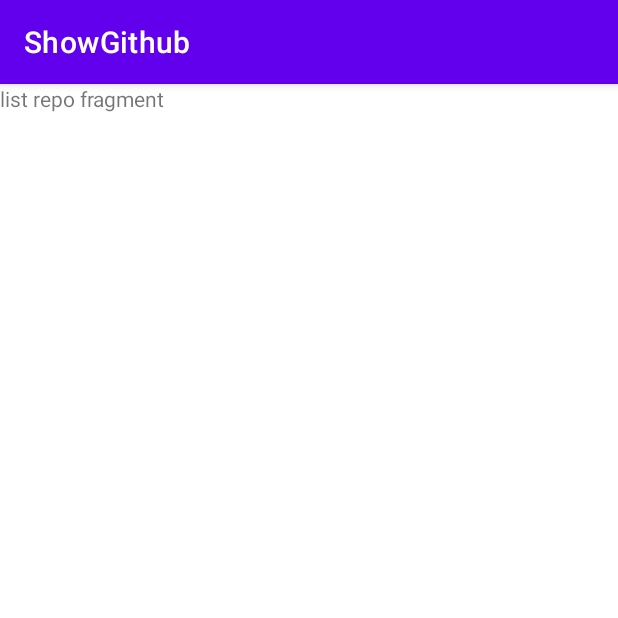
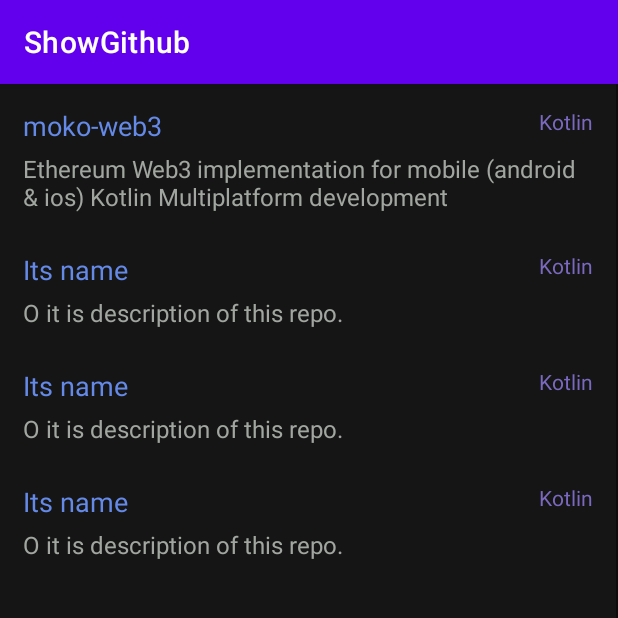
Before and after one commit to pavelfire/ShowGithub, an Android app: the screen it shows after launch (MainActivity), after a tap on "SIGN IN", on a phone screen of 412 x 824 dp, the top half of it. Run offline under Robolectric (Android 15) with nearby library versions, the phone set to English and light mode, and no system bars.

Commit message:
recycler work

```diff
--- a/app/src/main/AndroidManifest.xml
+++ b/app/src/main/AndroidManifest.xml
@@ -1,6 +1,8 @@
 <?xml version="1.0" encoding="utf-8"?>
 <manifest xmlns:android="http://schemas.android.com/apk/res/android"
     package="com.vk.directop.showgithub">
+
+    <uses-permission android:name="android.permission.INTERNET"/>
 
     <application
         android:allowBackup="true"
--- /dev/null
+++ b/app/src/main/java/com/vk/directop/showgithub/domain/model/RepoDomain.kt
@@ -0,0 +1,9 @@
+package com.vk.directop.showgithub.domain.model
+
+data class RepoDomain(
+    val name: String,
+    val language: String,
+    val description: String
+
+) {
+}
--- a/app/src/main/java/com/vk/directop/showgithub/presentation/ListRepoFragment.kt
+++ /dev/null
@@ -1,29 +0,0 @@
-package com.vk.directop.showgithub.presentation
-
-import android.os.Bundle
-import androidx.fragment.app.Fragment
-import android.view.LayoutInflater
-import android.view.View
-import android.view.ViewGroup
-import com.vk.directop.showgithub.R
-
-
-class ListRepoFragment : Fragment() {
-
-    override fun onCreate(savedInstanceState: Bundle?) {
-        super.onCreate(savedInstanceState)
-
-    }
-
-    override fun onCreateView(
-        inflater: LayoutInflater, container: ViewGroup?,
-        savedInstanceState: Bundle?
-    ): View? {
-        // Inflate the layout for this fragment
-        return inflater.inflate(R.layout.fragment_list_repo, container, false)
-    }
-
-    companion object {
-
-    }
-}
--- a/app/src/main/java/com/vk/directop/showgithub/presentation/DetailFragment.kt
+++ b/app/src/main/java/com/vk/directop/showgithub/presentation/detail/DetailFragment.kt
@@ -1,4 +1,4 @@
-package com.vk.directop.showgithub.presentation
+package com.vk.directop.showgithub.presentation.detail
 
 import android.os.Bundle
 import androidx.fragment.app.Fragment
--- /dev/null
+++ b/app/src/main/java/com/vk/directop/showgithub/presentation/list_repo/ListRepoAdapter.kt
@@ -0,0 +1,41 @@
+package com.vk.directop.showgithub.presentation.list_repo
+
+import android.view.LayoutInflater
+import android.view.View
+import android.view.ViewGroup
+import android.widget.TextView
+import androidx.recyclerview.widget.RecyclerView
+import com.vk.directop.showgithub.R
+import com.vk.directop.showgithub.domain.model.RepoDomain
+
+class ListRepoAdapter (private val repoList: List<RepoDomain>) : RecyclerView.Adapter<RepoViewHolder>() {
+    override fun onCreateViewHolder(parent: ViewGroup, viewType: Int): RepoViewHolder {
+        val repoListItemView =
+            LayoutInflater.from(parent.context)
+                .inflate(R.layout.list_item, parent, false)
+
+        return RepoViewHolder(repoListItemView)
+    }
+
+    override fun onBindViewHolder(holder: RepoViewHolder, position: Int) {
+        val repo = repoList[position]
+        holder.bind(repo)
+    }
+
+    override fun getItemCount(): Int {
+        return repoList.size
+    }
+}
+
+class RepoViewHolder(itemView: View) : RecyclerView.ViewHolder(itemView) {
+
+    fun bind(repo: RepoDomain){
+        val tvName: TextView = itemView.findViewById(R.id.tv_name)
+        val tvLanguage: TextView = itemView.findViewById(R.id.tv_language)
+        val tvDescription: TextView = itemView.findViewById(R.id.tv_description)
+
+        tvName.text = repo.name
+        tvLanguage.text = repo.language
+        tvDescription.text = repo.description
+    }
+}
--- /dev/null
+++ b/app/src/main/java/com/vk/directop/showgithub/presentation/list_repo/ListRepoFragment.kt
@@ -0,0 +1,52 @@
+package com.vk.directop.showgithub.presentation.list_repo
+
+import android.os.Bundle
+import androidx.fragment.app.Fragment
+import android.view.LayoutInflater
+import android.view.View
+import android.view.ViewGroup
+import androidx.recyclerview.widget.DividerItemDecoration
+import androidx.recyclerview.widget.LinearLayoutManager
+import androidx.recyclerview.widget.RecyclerView
+import com.vk.directop.showgithub.R
+import com.vk.directop.showgithub.data.network.RepoDTO
+import com.vk.directop.showgithub.domain.model.RepoDomain
+
+
+class ListRepoFragment : Fragment() {
+
+    override fun onCreate(savedInstanceState: Bundle?) {
+        super.onCreate(savedInstanceState)
+
+    }
+
+    override fun onCreateView(
+        inflater: LayoutInflater, container: ViewGroup?,
+        savedInstanceState: Bundle?
+    ): View? {
+        val view = inflater.inflate(R.layout.fragment_list_repo, container, false)
+
+        val reposRecyclerView: RecyclerView = view.findViewById(R.id.repos_recycler_view)
+        reposRecyclerView.layoutManager =
+            LinearLayoutManager(context, LinearLayoutManager.VERTICAL, false)
+        reposRecyclerView.addItemDecoration(
+            DividerItemDecoration(
+                context,
+                DividerItemDecoration.HORIZONTAL
+            )
+        )
+        reposRecyclerView.adapter = ListRepoAdapter(repoList)
+
+        return view
+    }
+
+    companion object {
+        val repoList = listOf(
+            RepoDomain(name = "moko-web3", language = "Kotlin", description = "Ethereum Web3 implementation for mobile (android & ios) Kotlin Multiplatform development"),
+            RepoDomain(name = "Its name", language = "Kotlin", description = "O it is description of this repo."),
+            RepoDomain(name = "Its name", language = "Kotlin", description = "O it is description of this repo."),
+            RepoDomain(name = "Its name", language = "Kotlin", description = "O it is description of this repo."),
+        )
+
+    }
+}
--- a/app/src/main/java/com/vk/directop/showgithub/presentation/ListRepoViewModel.kt
+++ b/app/src/main/java/com/vk/directop/showgithub/presentation/list_repo/ListRepoViewModel.kt
@@ -1,4 +1,4 @@
-package com.vk.directop.showgithub.presentation
+package com.vk.directop.showgithub.presentation.list_repo
 
 import androidx.lifecycle.ViewModel
 
--- a/app/src/main/java/com/vk/directop/showgithub/presentation/LoginFragment.kt
+++ b/app/src/main/java/com/vk/directop/showgithub/presentation/login/LoginFragment.kt
@@ -1,4 +1,4 @@
-package com.vk.directop.showgithub.presentation
+package com.vk.directop.showgithub.presentation.login
 
 import android.os.Bundle
 import androidx.fragment.app.Fragment
--- a/app/src/main/java/com/vk/directop/showgithub/presentation/LoginViewModel.kt
+++ b/app/src/main/java/com/vk/directop/showgithub/presentation/login/LoginViewModel.kt
@@ -1,4 +1,4 @@
-package com.vk.directop.showgithub.presentation
+package com.vk.directop.showgithub.presentation.login
 
 import android.util.Log
 import androidx.lifecycle.LiveData
--- a/app/src/main/res/layout/fragment_detail.xml
+++ b/app/src/main/res/layout/fragment_detail.xml
@@ -3,7 +3,7 @@
     xmlns:tools="http://schemas.android.com/tools"
     android:layout_width="match_parent"
     android:layout_height="match_parent"
-    tools:context=".presentation.DetailFragment">
+    tools:context=".presentation.detail.DetailFragment">
 
     <!-- TODO: Update blank fragment layout -->
     <TextView
--- a/app/src/main/res/layout/fragment_list_repo.xml
+++ b/app/src/main/res/layout/fragment_list_repo.xml
@@ -3,12 +3,20 @@
     xmlns:tools="http://schemas.android.com/tools"
     android:layout_width="match_parent"
     android:layout_height="match_parent"
-    tools:context=".presentation.ListRepoFragment">
+    android:background="@color/background"
+    tools:context=".presentation.list_repo.ListRepoFragment">
 
-    <!-- TODO: Update blank fragment layout -->
-    <TextView
+
+    <!--TextView
         android:layout_width="match_parent"
         android:layout_height="match_parent"
-        android:text="list repo fragment" />
+        android:textColor="@color/description_color"
+        android:text="list repo fragment" /-->
+    <androidx.recyclerview.widget.RecyclerView
+        android:id="@+id/repos_recycler_view"
+        android:layout_width="match_parent"
+        android:layout_height="match_parent">
+
+    </androidx.recyclerview.widget.RecyclerView>
 
 </FrameLayout>
--- /dev/null
+++ b/app/src/main/res/layout/list_item.xml
@@ -0,0 +1,42 @@
+<?xml version="1.0" encoding="utf-8"?>
+<androidx.constraintlayout.widget.ConstraintLayout xmlns:android="http://schemas.android.com/apk/res/android"
+    xmlns:app="http://schemas.android.com/apk/res-auto"
+    xmlns:tools="http://schemas.android.com/tools"
+    android:layout_width="match_parent"
+    android:layout_height="wrap_content"
+    android:layout_margin="10dp">
+
+    <TextView
+        android:id="@+id/tv_name"
+        android:layout_width="wrap_content"
+        android:layout_height="wrap_content"
+        android:layout_margin="5dp"
+        android:layout_marginStart="5dp"
+        android:text="name of project"
+        android:textColor="@color/name_color"
+        android:textSize="18sp"
+        app:layout_constraintStart_toStartOf="parent"
+        app:layout_constraintTop_toTopOf="parent" />
+
+    <TextView
+        android:id="@+id/tv_language"
+        android:layout_width="wrap_content"
+        android:layout_height="wrap_content"
+        android:layout_margin="5dp"
+        android:text="Kotlin"
+        android:textColor="@color/language_color"
+        android:textSize="14sp"
+        app:layout_constraintEnd_toEndOf="parent"
+        app:layout_constraintTop_toTopOf="parent" />
+
+    <TextView
+        android:id="@+id/tv_description"
+        android:layout_width="match_parent"
+        android:layout_height="wrap_content"
+        android:layout_margin="5dp"
+        android:text="Here is the description of the project"
+        android:textColor="@color/description_color"
+        android:textSize="16sp"
+        app:layout_constraintTop_toBottomOf="@+id/tv_name"
+        tools:layout_editor_absoluteX="5dp" />
+</androidx.constraintlayout.widget.ConstraintLayout>
--- a/app/src/main/res/navigation/nav_graph.xml
+++ b/app/src/main/res/navigation/nav_graph.xml
@@ -7,7 +7,7 @@
 
     <fragment
         android:id="@+id/loginFragment"
-        android:name="com.vk.directop.showgithub.presentation.LoginFragment"
+        android:name="com.vk.directop.showgithub.presentation.login.LoginFragment"
         android:label="fragment_login"
         tools:layout="@layout/fragment_login" >
         <action
@@ -16,7 +16,7 @@
     </fragment>
     <fragment
         android:id="@+id/listRepoFragment"
-        android:name="com.vk.directop.showgithub.presentation.ListRepoFragment"
+        android:name="com.vk.directop.showgithub.presentation.list_repo.ListRepoFragment"
         android:label="fragment_list_repo"
         tools:layout="@layout/fragment_list_repo" >
         <action
@@ -25,7 +25,7 @@
     </fragment>
     <fragment
         android:id="@+id/detailFragment"
-        android:name="com.vk.directop.showgithub.presentation.DetailFragment"
+        android:name="com.vk.directop.showgithub.presentation.detail.DetailFragment"
         android:label="fragment_detail"
         tools:layout="@layout/fragment_detail" />
 </navigation>
--- a/app/src/main/res/values/colors.xml
+++ b/app/src/main/res/values/colors.xml
@@ -7,5 +7,10 @@
     <color name="teal_700">#FF018786</color>
     <color name="black">#FF000000</color>
     <color name="white">#FFFFFFFF</color>
-    <color name="background">#FF404040</color>
+    <color name="background">#FF151515</color>
+    <color name="font_color">#FF797979</color>
+    <color name="bt_color">#327A26</color>
+    <color name="name_color">#6489E6</color>
+    <color name="language_color">#7A69BF</color>
+    <color name="description_color">#A1A6A0</color>
 </resources>
--- a/app/src/main/res/values/themes.xml
+++ b/app/src/main/res/values/themes.xml
@@ -8,9 +8,12 @@
         <!-- Secondary brand color. -->
         <item name="colorSecondary">@color/teal_200</item>
         <item name="colorSecondaryVariant">@color/teal_700</item>
-        <item name="colorOnSecondary">@color/black</item>
+        <item name="colorOnSecondary">@color/font_color</item>
         <!-- Status bar color. -->
         <item name="android:statusBarColor" tools:targetApi="l">?attr/colorPrimaryVariant</item>
         <!-- Customize your theme here. -->
+
     </style>
+
+
 </resources>
```
Also changed, not shown: app/src/main/java/com/vk/directop/showgithub/data/network/GithubApi.kt (+51 -0 lines), app/src/main/java/com/vk/directop/showgithub/data/network/GithubNetwork.kt (+16 -0 lines), app/src/main/res/layout/fragment_login.xml (+5 -13 lines).
